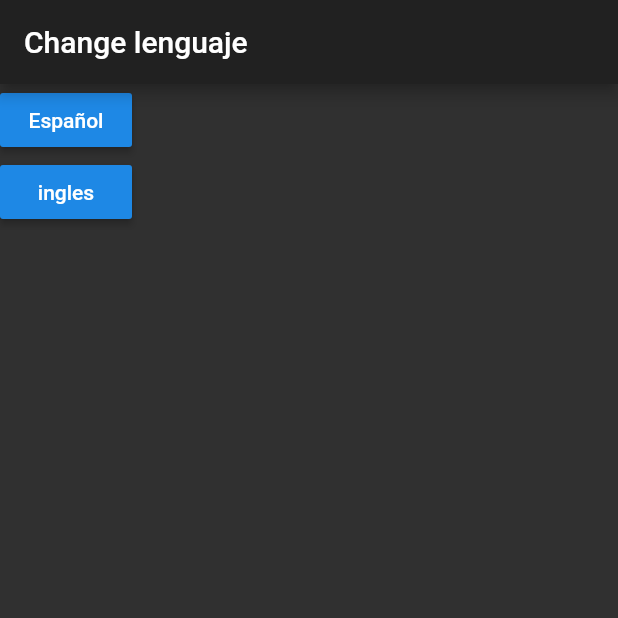
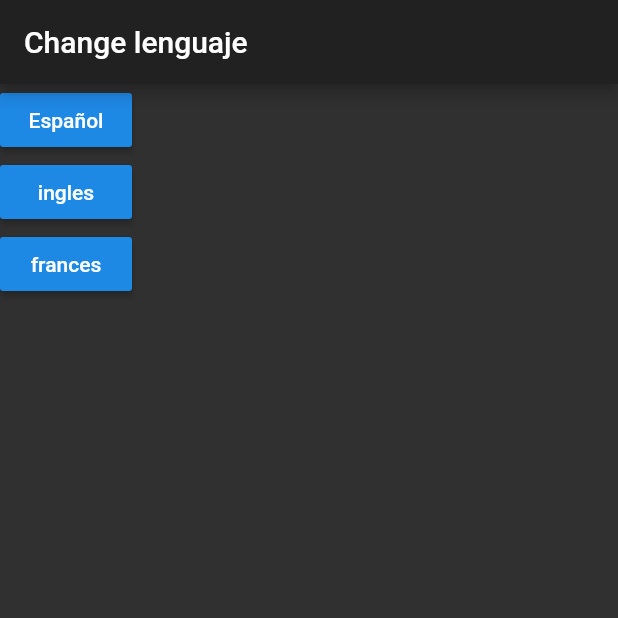
Before and after one commit to EdmaryBaga/MVp-c-Flutter, a Flutter app: the screen it shows after launch, after a tap on "yap", on a phone screen of 412 x 824 dp, the top half of it. Run offline on Flutter 3.47's test engine with Material 2 defaults, Android fonts, the phone set to English and light mode, and no system bars.

Commit message:
Se actualizan los 3 botones de lenguaje con el patron mvp

```diff
--- a/lib/src/Model/title_viewmodel.dart
+++ b/lib/src/Model/title_viewmodel.dart
@@ -3,5 +3,5 @@ class TitleViewModel {
   String btn2;
   String btn3;
 
-  TitleViewModel(this.title, this.btn2);
+  TitleViewModel(this.title, this.btn2, this.btn3);
 }
--- a/lib/src/View/LenguageMenu.dart
+++ b/lib/src/View/LenguageMenu.dart
@@ -7,10 +7,11 @@ class LenguageMenu extends StatefulWidget {
 
   final TittlePresenter presenter;
 
-  LenguageMenu(this.presenter, {Key key, this.title, this.btn2}) : super(key: key);
+  LenguageMenu(this.presenter, {Key key, this.title, this.btn2, this.btn3}) : super(key: key);
 
   final String title;
   final String btn2;
+  final String btn3;
 
   @override
   _LenguageMenuState createState() => new _LenguageMenuState();
@@ -40,13 +41,23 @@ class _LenguageMenuState extends State<LenguageMenu> implements TitleView{
       body: Column(
         children: <Widget>[
 
-          RaisedButton(child: Text(this._titleViewModel==null?widget.title : this._titleViewModel.title.toString()), onPressed: (){
-            widget.presenter.onButtonClicked();
-          },),
+          RaisedButton(child: Text(this._titleViewModel==null?widget.title : this._titleViewModel.title.toString()),
+            onPressed: (){
+              widget.presenter.onButtonClicked("español");
+            },
+          ),
 
-          RaisedButton(child: Text(this._titleViewModel==null?widget.btn2 : this._titleViewModel.btn2), onPressed: (){
-            widget.presenter.onButtonClicked();
-          },),
+          RaisedButton(child: Text(this._titleViewModel==null?widget.btn2 : this._titleViewModel.btn2),
+            onPressed: (){
+             widget.presenter.onButtonClicked("ingles");
+           },
+          ),
+
+          RaisedButton(child: Text(this._titleViewModel==null?widget.btn3 : this._titleViewModel.btn3),
+            onPressed: (){
+              widget.presenter.onButtonClicked("frances");
+            },
+          ),
 
         ],
       ),
--- a/lib/src/presenter/title_presenter.dart
+++ b/lib/src/presenter/title_presenter.dart
@@ -1,9 +1,10 @@
+import 'package:change_lenguaje/model.dart';
 import 'package:change_lenguaje/src/Model/Spanish.dart';
 import 'package:change_lenguaje/src/Model/title_viewmodel.dart';
 import 'package:change_lenguaje/src/View/TitleView.dart';
 
 class TittlePresenter{
-  void onButtonClicked(){}
+  void onButtonClicked(String lenguaje){}
   set titleView(TitleView value){}
 
 }
@@ -11,20 +12,32 @@ class TittlePresenter{
 class BasicTitlePResenter implements TittlePresenter{
 
   Spanish _spanol = Spanish();
-  TitleViewModel _titleViewModel = TitleViewModel("yap", "yap2");
+  English _ingles = English();
+  French _frances = French();
+  TitleViewModel _titleViewModel = TitleViewModel("yap", "yap2", "yap3");
   TitleView _titleView = TitleView();
 
   @override
-  void onButtonClicked() {
+  void onButtonClicked(String Lenguaje) {
     //implemetacion del boton
     print("Evento del boton");
-
-    this._titleViewModel.title= _spanol.espanolg;
-    this._titleViewModel.btn2=_spanol.inlesg;
-
-    this._titleView.refreshTitle(this._titleViewModel);
-    //recuperar el titulo de un boton y pasarlo a la vista
-    //String val= this._spanol.inlesg;
+    if(Lenguaje=="español"){
+      this._titleViewModel.title= _spanol.espanolg;
+      this._titleViewModel.btn2=_spanol.inlesg;
+      this._titleViewModel.btn3=_spanol.francesg;
+      this._titleView.refreshTitle(this._titleViewModel);
+    }
+    else if(Lenguaje=="ingles"){
+      this._titleViewModel.title= _ingles.espanolg;
+      this._titleViewModel.btn2=_ingles.inlesg;
+      this._titleViewModel.btn3=_ingles.francesg;
+      this._titleView.refreshTitle(this._titleViewModel);
+    }else if (Lenguaje=="frances"){
+      this._titleViewModel.title= _frances.espanolg;
+      this._titleViewModel.btn2=_frances.inlesg;
+      this._titleViewModel.btn3=_frances.francesg;
+      this._titleView.refreshTitle(this._titleViewModel);
+    }
   }
 
   @override
```
